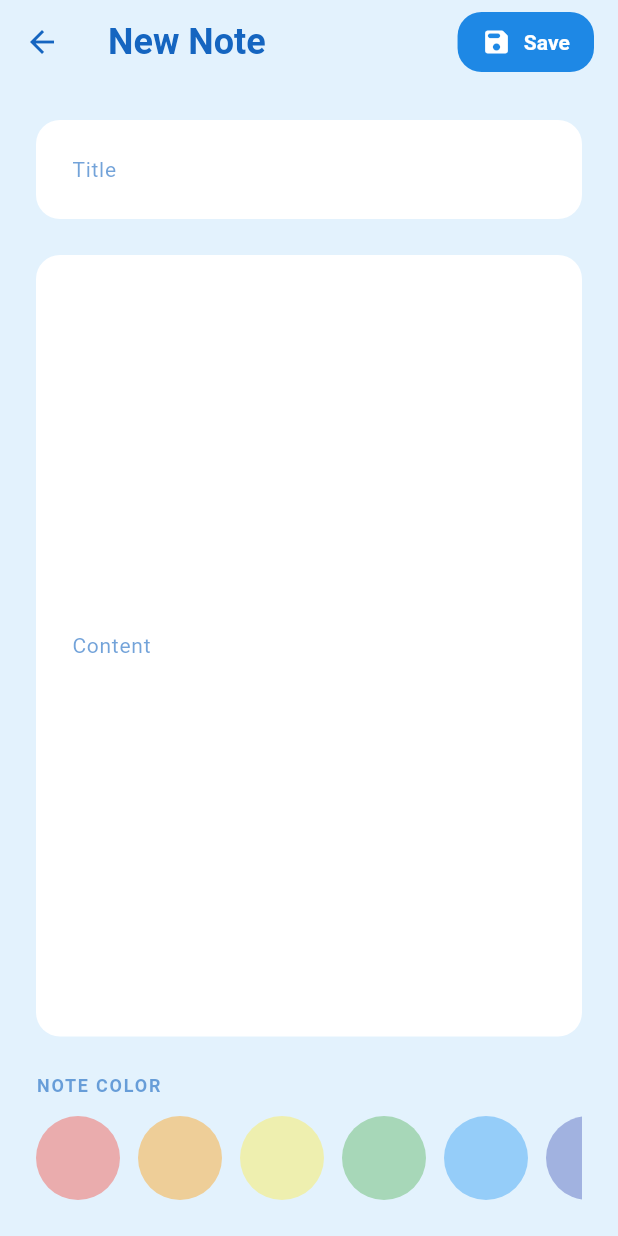
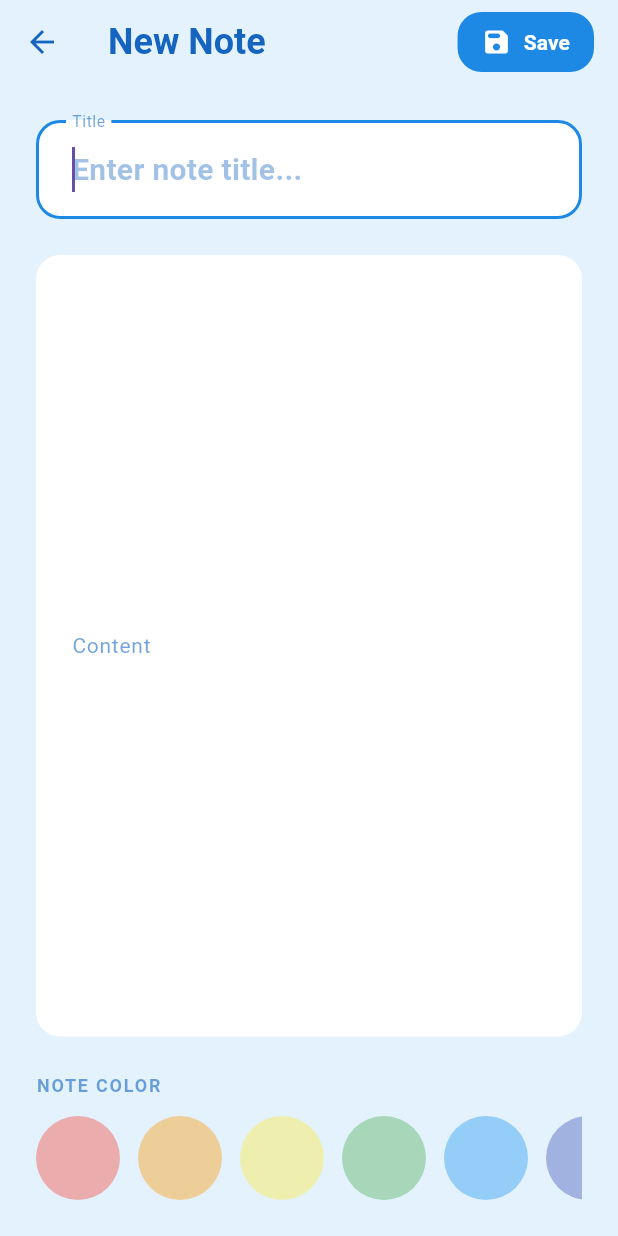
Before and after one commit to yohanmanohara/tourmate, a Flutter app: the EditNotePage screen opened directly, on a phone screen of 412 x 824 dp. Run offline on Flutter 3.47's test engine with Material 3 defaults, Android fonts, the phone set to English and light mode, and no system bars; our stand-ins replace cloud_firestore, dio, dots_indicator, firebase_auth, firebase_core, firebase_storage and 12 more; missing offline and left inert: mailer; accounts and stored records are empty.

Commit message:
Update editnote.dart (#51)

```diff
--- a/lib/widgets/editnote.dart
+++ b/lib/widgets/editnote.dart
@@ -1,3 +1,4 @@
+import 'package:firebase_auth/firebase_auth.dart';
 import 'package:flutter/material.dart';
 import 'package:flutter/services.dart';
 import 'package:intl/intl.dart';
@@ -24,16 +25,19 @@ class _EditNotePageState extends State<EditNotePage> with SingleTickerProviderSt
   late AnimationController _animationController;
   late Animation<double> _fadeAnimation;
   late Animation<Offset> _slideAnimation;
+  final FocusNode _titleFocusNode = FocusNode();
+  final FocusNode _contentFocusNode = FocusNode();
 
+  static const double _colorOpacity = 0.4;
   final List<Color> _colorOptions = [
-    Colors.red.withOpacity(0.4),
-    Colors.orange.withOpacity(0.4),
-    Colors.yellow.withOpacity(0.4),
-    Colors.green.withOpacity(0.4),
-    Colors.blue.withOpacity(0.4),
-    Colors.indigo.withOpacity(0.4),
-    Colors.purple.withOpacity(0.4),
-    Colors.grey.withOpacity(0.3),
+    Colors.red.withOpacity(_colorOpacity),
+    Colors.orange.withOpacity(_colorOpacity),
+    Colors.yellow.withOpacity(_colorOpacity),
+    Colors.green.withOpacity(_colorOpacity),
+    Colors.blue.withOpacity(_colorOpacity),
+    Colors.indigo.withOpacity(_colorOpacity),
+    Colors.purple.withOpacity(_colorOpacity),
+    Colors.grey.withOpacity(_colorOpacity - 0.1),
   ];
 
   @override
@@ -41,6 +45,7 @@ class _EditNotePageState extends State<EditNotePage> with SingleTickerProviderSt
     super.initState();
     _initializeControllers();
     _initializeAnimations();
+    _titleFocusNode.requestFocus();
   }
 
   void _initializeControllers() {
@@ -80,6 +85,8 @@ class _EditNotePageState extends State<EditNotePage> with SingleTickerProviderSt
     _titleController.dispose();
     _contentController.dispose();
     _animationController.dispose();
+    _titleFocusNode.dispose();
+    _contentFocusNode.dispose();
     super.dispose();
   }
 
@@ -91,7 +98,10 @@ class _EditNotePageState extends State<EditNotePage> with SingleTickerProviderSt
         return Scaffold(
           backgroundColor: Colors.blue.shade50,
           appBar: _buildAppBar(),
-          body: _buildAnimatedContent(),
+          body: GestureDetector(
+            onTap: () => FocusScope.of(context).unfocus(),
+            child: _buildAnimatedContent(),
+          ),
         );
       },
     );
@@ -164,6 +174,7 @@ class _EditNotePageState extends State<EditNotePage> with SingleTickerProviderSt
   Widget _buildTitleField() {
     return TextField(
       controller: _titleController,
+      focusNode: _titleFocusNode,
       decoration: _buildInputDecoration(
         labelText: 'Title',
         hintText: 'Enter note title...',
@@ -175,6 +186,8 @@ class _EditNotePageState extends State<EditNotePage> with SingleTickerProviderSt
         letterSpacing: 0.2,
       ),
       maxLines: 1,
+      textInputAction: TextInputAction.next,
+      onSubmitted: (_) => _contentFocusNode.requestFocus(),
       textCapitalization: TextCapitalization.sentences,
     );
   }
@@ -182,6 +195,7 @@ class _EditNotePageState extends State<EditNotePage> with SingleTickerProviderSt
   Widget _buildContentField() {
     return TextField(
       controller: _contentController,
+      focusNode: _contentFocusNode,
       decoration: _buildInputDecoration(
         labelText: 'Content',
         hintText: 'Write your thoughts here...',
@@ -302,34 +316,49 @@ class _EditNotePageState extends State<EditNotePage> with SingleTickerProviderSt
     });
   }
 
-  Future<void> _saveNote() async {
-    if (_titleController.text.trim().isEmpty) {
-      await HapticFeedback.vibrate();
-      ScaffoldMessenger.of(context).showSnackBar(
-        SnackBar(
-          content: const Text('Please enter a title'),
-          behavior: SnackBarBehavior.floating,
-          shape: RoundedRectangleBorder(
-            borderRadius: BorderRadius.circular(12),
-          ),
-          margin: const EdgeInsets.all(16),
-          backgroundColor: Colors.red.shade400,
-          elevation: 4,
-        ),
-      );
-      return;
-    }
+ Future<void> _saveNote() async {
+  final User? currentUser = FirebaseAuth.instance.currentUser;
+  FocusScope.of(context).unfocus();
 
-    final updatedNote = Note(
-      id: widget.note.id,
-      title: _titleController.text,
-      content: _contentController.text,
+  final trimmedTitle = _titleController.text.trim();
+  final trimmedContent = _contentController.text.trim();
+
+  if (trimmedTitle.isEmpty) {
+    await HapticFeedback.vibrate();
+    _showErrorSnackBar('Please enter a title');
+    return;
+  }
+
+  try {
+    final updatedNote = widget.note.copyWith(
+      title: trimmedTitle,
+      content: trimmedContent,
       color: _selectedColor,
       date: DateFormat('MMM d, yyyy').format(DateTime.now()),
+      userId: currentUser?.uid,  // Use the user ID as a string
+      // Preserve all other fields from the original note
     );
 
     if (mounted) {
       Navigator.pop(context, updatedNote);
     }
+  } catch (e) {
+    _showErrorSnackBar('Failed to save note. Please try again.');
   }
 }
+
+  void _showErrorSnackBar(String message) {
+    ScaffoldMessenger.of(context).showSnackBar(
+      SnackBar(
+        content: Text(message),
+        behavior: SnackBarBehavior.floating,
+        shape: RoundedRectangleBorder(
+          borderRadius: BorderRadius.circular(12),
+        ),
+        margin: const EdgeInsets.all(16),
+        backgroundColor: Colors.red.shade400,
+        elevation: 4,
+      ),
+    );
+  }
+}
```
